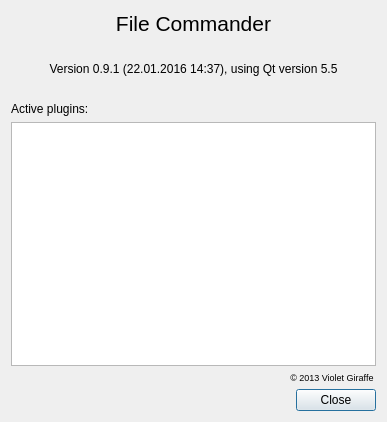
Old version of the form qt-app/src/aboutdialog/caboutdialog.ui in the repository VioletGiraffe/file-commander.
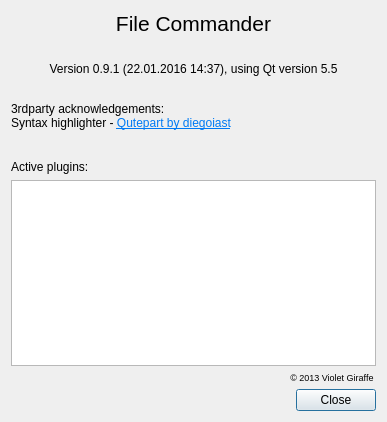
New version of the form.

Commit message: Text viewer: syntax highlighter added (closed #314)

Diff of the .ui file:
```diff
--- a/qt-app/src/aboutdialog/caboutdialog.ui
+++ b/qt-app/src/aboutdialog/caboutdialog.ui
@@ -16,7 +16,7 @@
   <property name="modal">
    <bool>true</bool>
   </property>
-  <layout class="QVBoxLayout" name="verticalLayout" stretch="0,0,0,0,0,0,0,0">
+  <layout class="QVBoxLayout" name="verticalLayout" stretch="0,0,0,0,0,0,0,0,0,0">
    <item>
     <widget class="QLabel" name="lblProgramName">
      <property name="font">
@@ -76,6 +76,35 @@
      </property>
     </spacer>
    </item>
+   <item>
+    <widget class="QLabel" name="label">
+     <property name="text">
+      <string notr="true">&lt;html&gt;&lt;head/&gt;&lt;body&gt;&lt;p&gt;3rdparty acknowledgements:&lt;br/&gt;Syntax highlighter - &lt;a href=&quot;https://github.com/diegoiast/qutepart-cpp&quot;&gt;&lt;span style=&quot; text-decoration: underline; color:#007af4;&quot;&gt;Qutepart by diegoiast&lt;/span&gt;&lt;/a&gt;&lt;/p&gt;&lt;/body&gt;&lt;/html&gt;</string>
+     </property>
+     <property name="textFormat">
+      <enum>Qt::TextFormat::RichText</enum>
+     </property>
+     <property name="alignment">
+      <set>Qt::AlignmentFlag::AlignLeading|Qt::AlignmentFlag::AlignLeft|Qt::AlignmentFlag::AlignTop</set>
+     </property>
+     <property name="openExternalLinks">
+      <bool>true</bool>
+     </property>
+    </widget>
+   </item>
+   <item>
+    <spacer name="verticalSpacer_3">
+     <property name="orientation">
+      <enum>Qt::Orientation::Vertical</enum>
+     </property>
+     <property name="sizeHint" stdset="0">
+      <size>
+       <width>20</width>
+       <height>30</height>
+      </size>
+     </property>
+    </spacer>
+   </item>
    <item>
     <widget class="QLabel" name="label_2">
      <property name="text">
```
Left out of the diff: 19 changed lines with no effect on the pictures. The commit also changes 452 other files.
